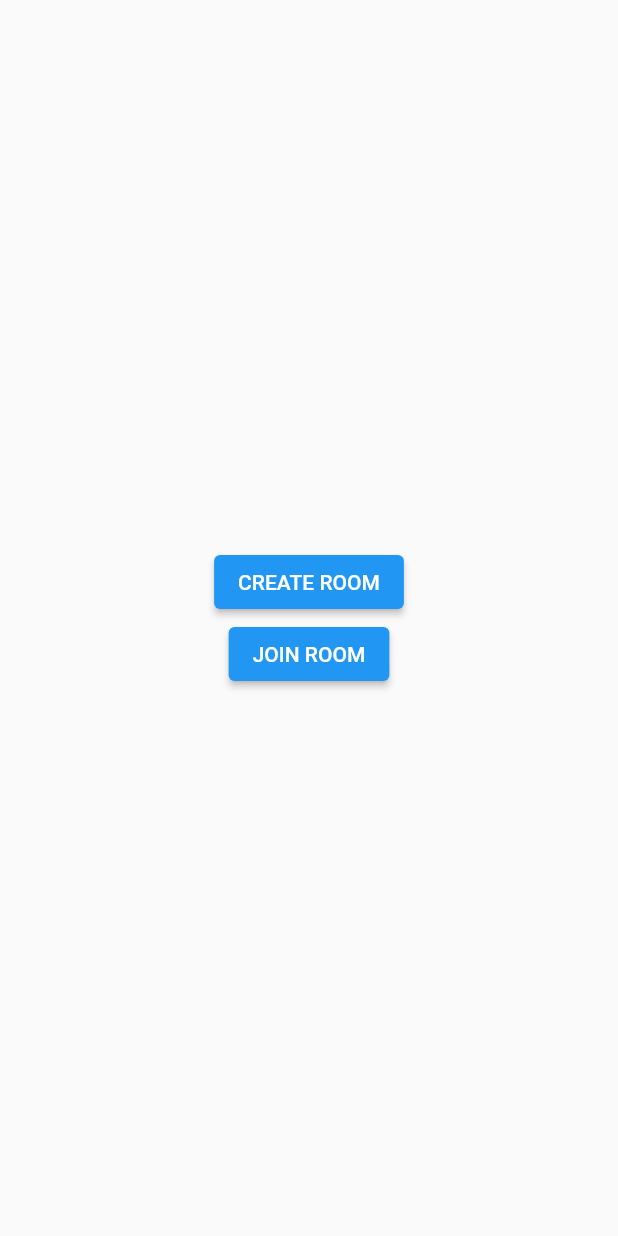
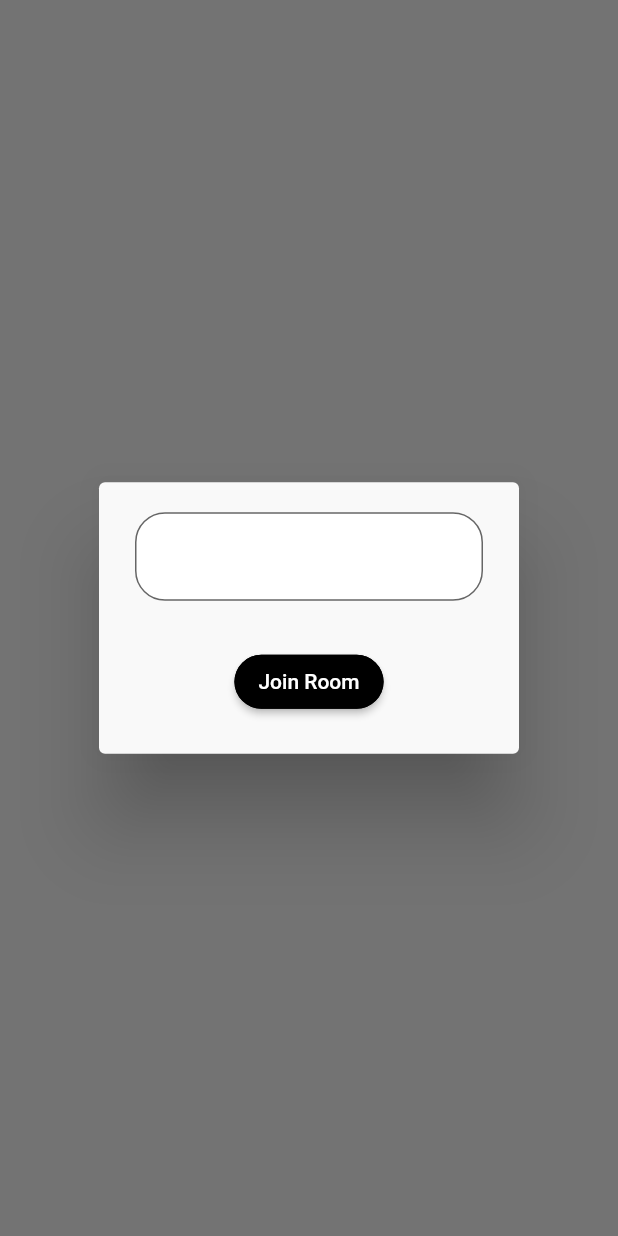
Before and after one commit to shyam-lal/spyfallFlutter, a Flutter app: the screen it shows after launch, after a tap on "JOIN ROOM", on a phone screen of 412 x 824 dp. Run offline on Flutter 3.47's test engine with Material 2 defaults, Android fonts, the phone set to English and light mode, and no system bars; our stand-ins replace firebase_core, firebase_database; accounts and stored records are empty.

Commit message:
Skeleton room creation and joining

```diff
--- /dev/null
+++ b/lib/constants/strings.dart
@@ -0,0 +1,4 @@
+class FirebaseKeys {
+  static const locations = "locations";
+  static const rooms = "rooms";
+}
--- /dev/null
+++ b/lib/custom_widgets/join_alert.dart
@@ -0,0 +1,74 @@
+import 'package:firebase_database/firebase_database.dart';
+import 'package:flutter/material.dart';
+import 'package:spyfall/constants/strings.dart';
+import 'package:spyfall/models/room_model.dart';
+import 'package:spyfall/screens/lobby-screen.dart';
+
+class JoinRoomAlert extends StatelessWidget {
+  // const MyWidget({Key? key}) : super(key: key);
+  TextEditingController roomIdController = new TextEditingController();
+
+  @override
+  Widget build(BuildContext context) {
+    return AlertDialog(
+      backgroundColor: Color.fromARGB(255, 249, 249, 249),
+      content: Container(
+        decoration:
+            BoxDecoration(borderRadius: BorderRadius.all(Radius.circular(10))),
+        child: Column(
+          mainAxisSize: MainAxisSize.min,
+          mainAxisAlignment: MainAxisAlignment.center,
+          children: [
+            TextField(
+              // keyboardType: TextInputType.number,
+              textAlign: TextAlign.center,
+              controller: roomIdController,
+              decoration: InputDecoration(
+                  border: OutlineInputBorder(
+                    borderRadius: BorderRadius.circular(20.0),
+                  ),
+                  fillColor: Colors.white,
+                  filled: true),
+            ),
+            //Button
+            Padding(
+              padding: EdgeInsets.only(top: 30),
+              child: ElevatedButton(
+                  style: ButtonStyle(
+                      foregroundColor:
+                          MaterialStateProperty.all<Color>(Colors.black),
+                      backgroundColor:
+                          MaterialStateProperty.all<Color>(Colors.black),
+                      shape: MaterialStateProperty.all<RoundedRectangleBorder>(
+                          RoundedRectangleBorder(
+                              borderRadius: BorderRadius.circular(18.0),
+                              side: BorderSide(color: Colors.black)))),
+                  onPressed: () {
+                    print('oombikko myre');
+                    joinRoomTapped(context);
+                    // createTransactions(widget.expense, widget.income);
+                  },
+                  child: const Text(
+                    "Join Room",
+                    style: TextStyle(color: Colors.white),
+                  )),
+            )
+          ],
+        ),
+      ),
+    );
+  }
+
+  joinRoomTapped(BuildContext context) {
+    final roomRef = FirebaseDatabase.instance.ref().child(FirebaseKeys.rooms);
+    final roomId = roomIdController.text;
+    // final roomModel = RoomModel(roomId, 'dummy', {1: 'njan'}, false);
+    roomRef.child(roomId).child('players').child('njn').set('spy')
+        // .set({'hello': 'world'}).whenComplete(() {
+        // .set({'nee': 'spy'})
+        .whenComplete(() {
+      Navigator.of(context).push(
+          MaterialPageRoute(builder: (context) => LobbyScreen(roomId, false)));
+    });
+  }
+}
--- a/lib/main.dart
+++ b/lib/main.dart
@@ -1,13 +1,18 @@
+import 'package:firebase_core/firebase_core.dart';
 import 'package:flutter/material.dart';
 import 'package:spyfall/screens/homescreen.dart';
 
 void main() {
+  // WidgetsFlutterBinding.ensureInitialized();
+
   runApp(MyApp());
 }
 
 class MyApp extends StatelessWidget {
   @override
   Widget build(BuildContext context) {
+    Firebase.initializeApp();
+
     return MaterialApp(
       home: HomeScreen(),
     );
--- /dev/null
+++ b/lib/models/room_model.dart
@@ -0,0 +1,20 @@
+class RoomModel {
+  final String id, location;
+  final Map players;
+  final bool isPlaying;
+
+  RoomModel(this.id, this.location, this.players, this.isPlaying);
+
+  RoomModel.fromJson(Map<dynamic, dynamic> json)
+      : id = json['id'] as String,
+        location = json['location'] as String,
+        players = json['players'] as Map<dynamic, dynamic>,
+        isPlaying = json['isplaying'] as bool;
+
+  Map<dynamic, dynamic> toJson() => <dynamic, dynamic>{
+        'id': id,
+        'location': location,
+        'players': players,
+        'isplaying': isPlaying
+      };
+}
--- a/lib/screens/homescreen.dart
+++ b/lib/screens/homescreen.dart
@@ -1,6 +1,15 @@
+import 'dart:math';
+
+import 'package:firebase_database/firebase_database.dart';
 import 'package:flutter/material.dart';
+import 'package:spyfall/constants/strings.dart';
+import 'package:spyfall/custom_widgets/join_alert.dart';
+import 'package:spyfall/models/room_model.dart';
+import 'package:spyfall/screens/lobby-screen.dart';
 
 class HomeScreen extends StatelessWidget {
+  List locations = [];
+
   @override
   Widget build(BuildContext context) {
     return Scaffold(
@@ -10,15 +19,66 @@ class HomeScreen extends StatelessWidget {
           mainAxisAlignment: MainAxisAlignment.center,
           children: [
             ElevatedButton(
-                onPressed: createRoomTapped, child: Text("CREATE ROOM")),
-            ElevatedButton(onPressed: joinRoomTapped, child: Text("JOIN ROOM"))
+                onPressed: () {
+                  createRoomTapped(context);
+                },
+                child: Text("CREATE ROOM")),
+            ElevatedButton(
+                onPressed: () {
+                  showDialog(
+                      context: context,
+                      builder: (BuildContext buildContext) {
+                        return JoinRoomAlert();
+                      });
+                },
+                child: Text("JOIN ROOM"))
           ],
         ),
       ),
     );
   }
 
-  createRoomTapped() {}
+  createRoomTapped(BuildContext context) {
+    final roomRef = FirebaseDatabase.instance.ref().child(FirebaseKeys.rooms);
+    final roomId = generateRandomString(5);
+    final roomModel = RoomModel(roomId, 'dummy', {'creator': ''}, false);
+    roomRef
+        .child(roomId)
+        // .set({'hello': 'world'}).whenComplete(() {
+        .set(roomModel.toJson())
+        .whenComplete(() {
+      Navigator.of(context).push(
+          MaterialPageRoute(builder: (context) => LobbyScreen(roomId, true)));
+    });
+  }
 
   joinRoomTapped() {}
+
+  Future getNotifications() async {
+    final databaseRef =
+        FirebaseDatabase.instance.ref(); //database reference object
+    await databaseRef
+        .child(FirebaseKeys.locations)
+        .once()
+        .then((DatabaseEvent event) {
+      final data = event.snapshot.value as List<dynamic>;
+      return data;
+    });
+  }
+
+  String generateRandomString(int len) {
+    var r = Random();
+    const _chars = 'ABCDEFGHIJKLMNOPQRSTUVWXYZ';
+    return List.generate(len, (index) => _chars[r.nextInt(_chars.length)])
+        .join()
+        .toString();
+  }
 }
+
+
+// .then((DataSnapshot snapshot) {
+//       final data = snapshot.value as Map<dynamic, dynamic>;
+//       // _notifications =
+//       //     data.values.map((e) => CalendarDataModel.fromJson(e)).toList();
+//       // notifyListeners();
+//     });
--- a/pubspec.yaml
+++ b/pubspec.yaml
@@ -29,6 +29,9 @@ environment:
 dependencies:
   flutter:
     sdk: flutter
+    #Firebase
+  firebase_core: ^1.19.1
+  firebase_database: ^9.0.18
 
 
   # The following adds the Cupertino Icons font to your application.
```
Also changed, not shown: lib/screens/game_screen.dart (added, +19 -0 lines), lib/screens/lobby-screen.dart (added, +138 -0 lines), pubspec.lock, 10 other files.
